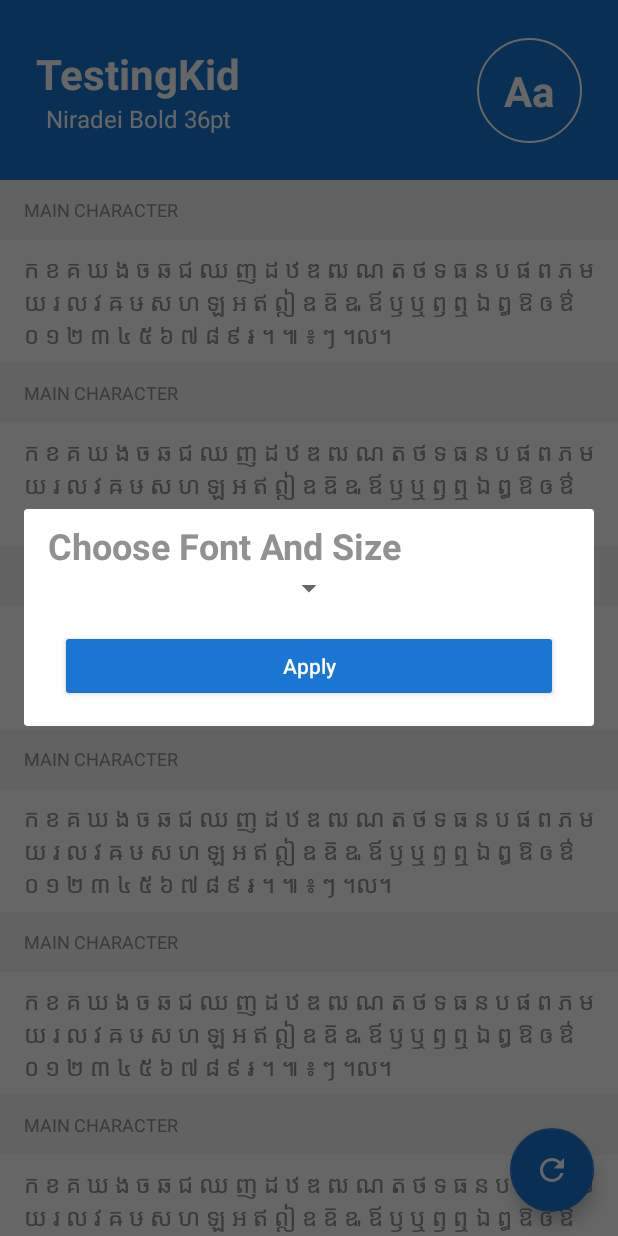
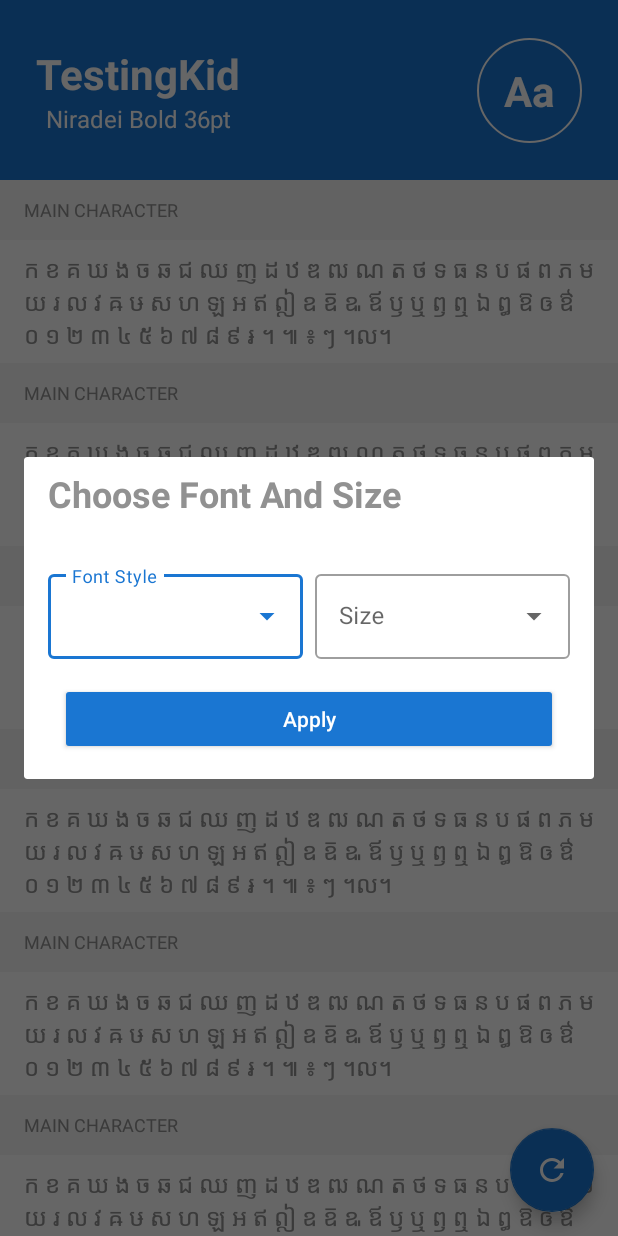
Before and after one commit to Vuthisak/Anagata-Type, an Android app: the screen it shows after launch (MainActivity), after a tap on "Aa", on a phone screen of 412 x 824 dp. Run offline under Robolectric (Android 15) with nearby library versions, the phone set to English and light mode, and no system bars; our stand-ins replace Firebase (no records; nobody signed in at launch, a user with empty details on screens opened directly); 2 statements that could not run were skipped.

Commit message:
init firebase and set argument for selection dialog

```diff
--- a/app/build.gradle
+++ b/app/build.gradle
@@ -50,7 +50,12 @@ dependencies {
     androidTestImplementation 'androidx.test.ext:junit:1.1.2'
     androidTestImplementation 'androidx.test.espresso:espresso-core:3.3.0'
 
+    // gson
+    implementation 'com.google.code.gson:gson:2.8.7'
+
     // firebase
     implementation platform('com.google.firebase:firebase-bom:28.0.1')
     implementation 'com.google.firebase:firebase-analytics-ktx'
+    implementation 'com.google.firebase:firebase-database'
+
 }
--- a/app/src/main/AndroidManifest.xml
+++ b/app/src/main/AndroidManifest.xml
@@ -2,7 +2,11 @@
 <manifest xmlns:android="http://schemas.android.com/apk/res/android"
     package="com.anagata.typingkit">
 
+    <uses-permission android:name="android.permission.ACCESS_NETWORK_STATE" />
+    <uses-permission android:name="android.permission.INTERNET" />
+
     <application
+        android:name=".AndroidApplication"
         android:allowBackup="true"
         android:label="@string/app_name"
         android:supportsRtl="true"
--- /dev/null
+++ b/app/src/main/java/com/anagata/typingkit/AndroidApplication.kt
@@ -0,0 +1,15 @@
+package com.anagata.typingkit
+
+import android.app.Application
+
+class AndroidApplication : Application() {
+
+    override fun onCreate() {
+        super.onCreate()
+
+//        startKoin {
+//            modules(arrayListOf(repository, viewModel))
+//        }
+    }
+
+}
--- a/app/src/main/java/com/anagata/typingkit/features/dialog/SelectionFontSizeDialog.kt
+++ b/app/src/main/java/com/anagata/typingkit/features/dialog/SelectionFontSizeDialog.kt
@@ -8,12 +8,21 @@ import android.view.ViewGroup
 import android.view.ViewGroup.LayoutParams.MATCH_PARENT
 import android.view.ViewGroup.LayoutParams.WRAP_CONTENT
 import android.view.Window
+import android.widget.ArrayAdapter
 import androidx.fragment.app.DialogFragment
+import com.anagata.typingkit.R
 import com.anagata.typingkit.databinding.DialogSelectionFontSizeBinding
+
 
 class SelectionFontSizeDialog : DialogFragment() {
 
     private lateinit var binding: DialogSelectionFontSizeBinding
+    private val fontNames = arrayListOf<String>()
+
+    override fun onCreate(savedInstanceState: Bundle?) {
+        super.onCreate(savedInstanceState)
+        initArguments()
+    }
 
     override fun onCreateView(
         inflater: LayoutInflater,
@@ -22,6 +31,11 @@ class SelectionFontSizeDialog : DialogFragment() {
     ): View {
         binding = DialogSelectionFontSizeBinding.inflate(inflater, container, false)
         return binding.root
+    }
+
+    override fun onViewCreated(view: View, savedInstanceState: Bundle?) {
+        super.onViewCreated(view, savedInstanceState)
+        setupContents()
     }
 
     override fun onCreateDialog(savedInstanceState: Bundle?): Dialog {
@@ -37,8 +51,33 @@ class SelectionFontSizeDialog : DialogFragment() {
         }
     }
 
+    private fun setupContents() {
+        setupDropDown()
+    }
+
+    private fun setupDropDown() {
+        val type = arrayOf("Bed-sitter", "Single", "1- Bedroom", "2- Bedroom", "3- Bedroom")
+        val adapter = ArrayAdapter(requireContext(), R.layout.item_drop_down, type)
+        binding.sizeAutoCompleteText.setAdapter(adapter)
+    }
+
+    private fun initArguments() {
+        requireArguments().getStringArrayList(ARG_FONT_NAMES)?.run {
+            fontNames.addAll(this)
+        }
+    }
+
     companion object {
         const val TAG = "SelectionFontSizeDialog"
+        private const val ARG_FONT_NAMES = "ArgFontNames"
+
+        fun newInstance(fontNames: ArrayList<String>): SelectionFontSizeDialog {
+            return SelectionFontSizeDialog().apply {
+                val bundle = Bundle()
+                bundle.putStringArrayList(ARG_FONT_NAMES, fontNames)
+                arguments = bundle
+            }
+        }
     }
 
 }
--- a/app/src/main/java/com/anagata/typingkit/features/main/adapter/MainAdapter.kt
+++ b/app/src/main/java/com/anagata/typingkit/features/main/adapter/MainAdapter.kt
@@ -24,7 +24,6 @@ class MainAdapter(
     override fun onBindViewHolder(holder: MainViewHolder, position: Int) {
         holder.binding.run {
             contentContainer.setOnClickListener {
-                onItemClickListener(Font("Test", 1, "Test"))
             }
         }
     }
--- a/app/src/main/java/com/anagata/typingkit/features/main/fragment/MainFragment.kt
+++ b/app/src/main/java/com/anagata/typingkit/features/main/fragment/MainFragment.kt
@@ -2,7 +2,10 @@ package com.anagata.typingkit.features.main.fragment
 
 import android.content.Intent
 import android.os.Bundle
+import android.view.LayoutInflater
 import android.view.View
+import android.view.ViewGroup
+import androidx.lifecycle.ViewModelProvider
 import androidx.recyclerview.widget.LinearLayoutManager
 import com.anagata.typingkit.R
 import com.anagata.typingkit.base.BaseFragment
@@ -10,21 +13,43 @@ import com.anagata.typingkit.databinding.FragmentMainBinding
 import com.anagata.typingkit.features.detail.activity.DetailActivity
 import com.anagata.typingkit.features.dialog.SelectionFontSizeDialog
 import com.anagata.typingkit.features.main.adapter.MainAdapter
+import com.anagata.typingkit.features.main.state.MainState
+import com.anagata.typingkit.features.main.viewmodel.MainViewModel
+import com.anagata.typingkit.util.helper.FirebaseRepository
 
 class MainFragment : BaseFragment(R.layout.fragment_main) {
 
+    private lateinit var vm: MainViewModel
     private lateinit var binding: FragmentMainBinding
+
+    override fun onCreate(savedInstanceState: Bundle?) {
+        super.onCreate(savedInstanceState)
+        vm = ViewModelProvider(requireActivity())[MainViewModel::class.java]
+    }
 
     override fun onViewCreated(view: View, savedInstanceState: Bundle?) {
         binding = FragmentMainBinding.bind(view)
         super.onViewCreated(view, savedInstanceState)
         setupContent()
         registerListener()
+        registerObserver()
+    }
+
+    private fun registerObserver() {
+        vm.liveData.observe(requireActivity()) {
+            if (it == null) return@observe
+            when (it) {
+                is MainState.OnGetTypeFaceSuccess -> showToast(it.typeface.typefaces.size.toString())
+                is MainState.OnError -> {
+                    showToast("Error")
+                }
+            }
+        }
     }
 
     private fun registerListener() {
         binding.refreshButton.setOnClickListener {
-            showToast("Hello, it is refresh.")
+            vm.getData()
         }
     }
 
--- a/app/src/main/java/com/anagata/typingkit/features/main/viewmodel/MainViewModel.kt
+++ b/app/src/main/java/com/anagata/typingkit/features/main/viewmodel/MainViewModel.kt
@@ -1,4 +1,25 @@
 package com.anagata.typingkit.features.main.viewmodel
 
-class MainViewModel {
+import androidx.lifecycle.MutableLiveData
+import androidx.lifecycle.ViewModel
+import com.anagata.typingkit.features.main.state.MainState
+import com.anagata.typingkit.util.helper.FirebaseRepository
+
+class MainViewModel(
+) : ViewModel() {
+
+    val liveData: MutableLiveData<MainState> by lazy {
+        MutableLiveData<MainState>()
+    }
+
+    private val firebaseRepository: FirebaseRepository = FirebaseRepository()
+
+    fun getData() {
+        firebaseRepository.getData({
+            liveData.value = MainState.OnGetTypeFaceSuccess(it)
+        }, {
+            MainState.OnError(it.toString())
+        })
+    }
+
 }
--- /dev/null
+++ b/app/src/main/java/com/anagata/typingkit/util/helper/FirebaseRepository.kt
@@ -0,0 +1,33 @@
+package com.anagata.typingkit.util.helper
+
+import com.anagata.typingkit.repository.model.Typeface
+import com.google.firebase.database.FirebaseDatabase
+import java.lang.Exception
+import java.lang.NullPointerException
+
+class FirebaseRepository {
+
+    private val firebaseDatabase: FirebaseDatabase = FirebaseDatabase.getInstance()
+    private val namespaceRef = firebaseDatabase.reference.child(namespace)
+
+    fun getData(
+        onCompleteListener: (typeface: Typeface) -> Unit,
+        onFailureListener: (ex: Exception) -> Unit
+    ) {
+        namespaceRef
+            .parent
+            ?.get()
+            ?.addOnSuccessListener {
+                it.getValue(Typeface::class.java)?.run {
+                    onCompleteListener(this)
+                }
+            }?.addOnFailureListener {
+                onFailureListener(it)
+            }
+    }
+
+    companion object {
+        private const val namespace: String = "anagata-font-testing-default-rtdb"
+    }
+
+}
--- a/app/src/main/res/layout/dialog_selection_font_size.xml
+++ b/app/src/main/res/layout/dialog_selection_font_size.xml
@@ -18,20 +18,46 @@
         app:layout_constraintStart_toStartOf="parent"
         app:layout_constraintTop_toTopOf="parent" />
 
-    <androidx.constraintlayout.helper.widget.Flow
-        android:id="@+id/flowDialog"
+    <com.google.android.material.textfield.TextInputLayout
+        android:id="@+id/fontStyleTextInputLayout"
+        style="@style/Widget.MaterialComponents.TextInputLayout.OutlinedBox.ExposedDropdownMenu"
         android:layout_width="0dp"
         android:layout_height="wrap_content"
-        android:orientation="horizontal"
-        app:constraint_referenced_ids="fontStyleSpinner"
+        android:layout_marginStart="@dimen/space_16dp"
+        android:layout_marginTop="32dp"
+        android:layout_marginEnd="@dimen/space_8dp"
+        android:hint="Font Style"
+        app:layout_constraintEnd_toStartOf="@id/sizeTextInputLayout"
+        app:layout_constraintStart_toStartOf="parent"
+        app:layout_constraintTop_toBottomOf="@id/titleDialogText">
+
+        <com.google.android.material.textfield.MaterialAutoCompleteTextView
+            android:id="@+id/fontStyleTextInputEditText"
+            android:layout_width="match_parent"
+            android:layout_height="wrap_content"
+            android:inputType="none" />
+
+    </com.google.android.material.textfield.TextInputLayout>
+
+    <com.google.android.material.textfield.TextInputLayout
+        android:id="@+id/sizeTextInputLayout"
+        style="@style/Widget.MaterialComponents.TextInputLayout.OutlinedBox.ExposedDropdownMenu"
+        android:layout_width="0dp"
+        android:layout_height="wrap_content"
+        android:layout_marginEnd="@dimen/space_16dp"
+        android:hint="Size"
+        app:layout_constraintBottom_toBottomOf="@id/fontStyleTextInputLayout"
         app:layout_constraintEnd_toEndOf="parent"
-        app:layout_constraintStart_toStartOf="parent"
-        app:layout_constraintTop_toBottomOf="@id/titleDialogText" />
+        app:layout_constraintStart_toEndOf="@id/fontStyleTextInputLayout"
+        app:layout_constraintTop_toTopOf="@id/fontStyleTextInputLayout">
 
-    <Spinner
-        android:id="@+id/fontStyleSpinner"
-        android:layout_width="wrap_content"
-        android:layout_height="wrap_content" />
+        <com.google.android.material.textfield.MaterialAutoCompleteTextView
+            android:id="@+id/size_auto_complete_text"
+            android:layout_width="match_parent"
+            android:layout_height="wrap_content"
+            android:inputType="none" />
+
+    </com.google.android.material.textfield.TextInputLayout>
 
     <Button
         android:id="@+id/applyButton"
@@ -45,6 +71,6 @@
         app:layout_constraintBottom_toBottomOf="parent"
         app:layout_constraintEnd_toEndOf="parent"
         app:layout_constraintStart_toStartOf="parent"
-        app:layout_constraintTop_toBottomOf="@id/flowDialog" />
+        app:layout_constraintTop_toBottomOf="@id/fontStyleTextInputLayout" />
 
 </androidx.constraintlayout.widget.ConstraintLayout>
--- a/build.gradle
+++ b/build.gradle
@@ -1,6 +1,7 @@
 // Top-level build file where you can add configuration options common to all sub-projects/modules.
 buildscript {
     ext.kotlin_version = "1.5.10"
+
     repositories {
         google()
         mavenCentral()
```
Also changed, not shown: app/src/main/java/com/anagata/typingkit/di/Repsitory.kt (added, +10 -0 lines), app/src/main/java/com/anagata/typingkit/di/ViewModel.kt (added, +10 -0 lines), app/src/main/java/com/anagata/typingkit/features/main/state/MainState.kt (added, +10 -0 lines), app/src/main/java/com/anagata/typingkit/repository/model/Font.kt (+6 -5 lines), app/src/main/java/com/anagata/typingkit/repository/model/FontWeight.kt (added, +7 -0 lines), app/src/main/java/com/anagata/typingkit/repository/model/Typeface.kt (added, +17 -0 lines), app/src/main/res/layout/item_drop_down.xml (added, +8 -0 lines).
